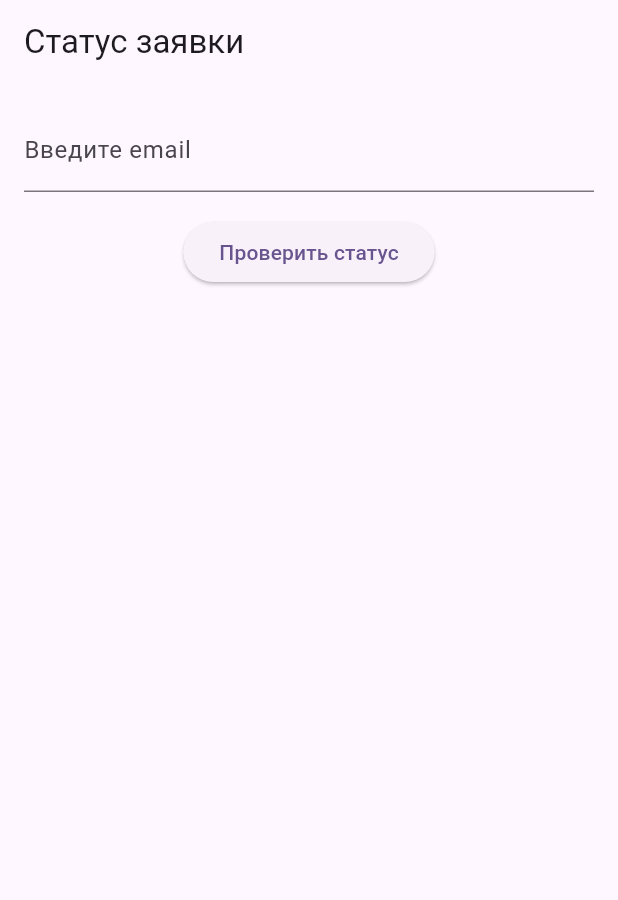
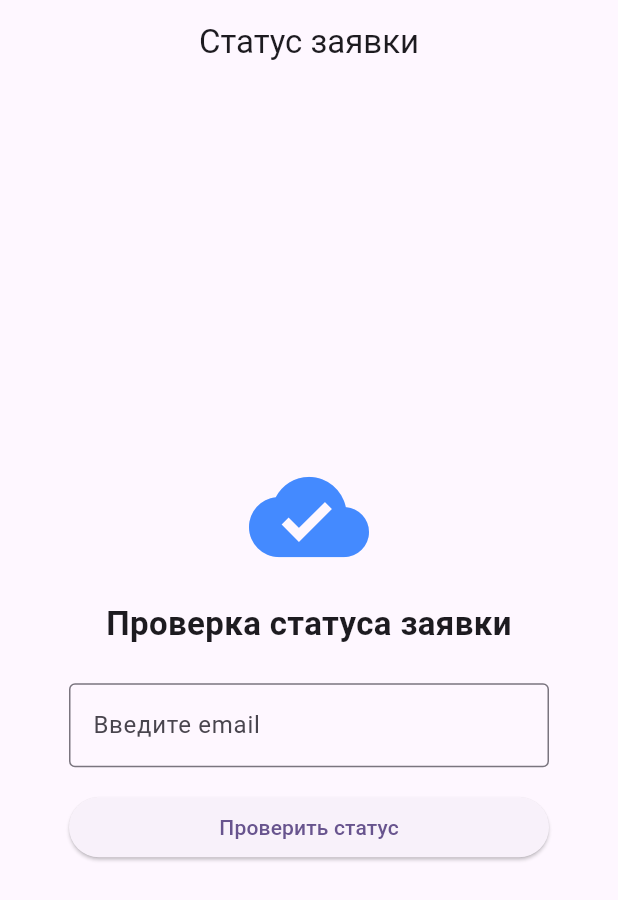
Before and after one commit to lon2graf/EduSync, a Flutter app: the RequestStatusCheckScreen screen opened by its route, on a phone screen of 412 x 824 dp. Shown: the top 900 px of the screen. Run offline on Flutter 3.47's test engine with Material 3 defaults, Android fonts, the phone set to English and light mode, and no system bars; our stand-ins replace flutter_dotenv, flutter_svg, go_router, shared_preferences, supabase_flutter; accounts and stored records are empty; project files that could hold a hidden picture were left out.

Commit message:
добавил логику для проверки наличия аккаунта после подачи заявки, мелкие редизайны

```diff
--- a/lib/screens/request_status_check_screen.dart
+++ b/lib/screens/request_status_check_screen.dart
@@ -1,6 +1,8 @@
+import 'package:edu_sync/services/education_head_servives.dart';
 import 'package:flutter/material.dart';
 import 'package:edu_sync/services/local_storage_preferences.dart';
 import 'package:edu_sync/services/using_request_services.dart';
+import 'package:go_router/go_router.dart';
 
 class RequestStatusCheckScreen extends StatefulWidget {
   const RequestStatusCheckScreen({Key? key});
@@ -44,17 +46,27 @@ class _RequestStatusCheckScreen extends State<RequestStatusCheckScreen> {
       email,
     );
 
+    if (isAccepted == true) {
+      final accountExists = await EducationHeadServives.isAccountExistByEmail(
+        email,
+      );
+
       setState(() {
         _isLoading = false;
-
-      if (isAccepted == true) {
-        _statusMessage = '✅ Ваша заявка одобрена!';
-      } else if (isAccepted == false) {
-        _statusMessage = '⏳ Заявка ещё в обработке.';
+        _statusMessage =
+            accountExists
+                ? '✅ Ваша заявка одобрена.\nУчётная запись уже существует.\nВойдите в личный кабинет руководителя.'
+                : '✅ Ваша заявка одобрена.\nВы можете зарегистрироваться как руководитель учебной части.';
+      });
     } else {
-        _statusMessage = '❗ Не удалось получить статус заявки.';
+      setState(() {
+        _isLoading = false;
+        _statusMessage =
+            isAccepted == false
+                ? '⏳ Ваша заявка в обработке. Попробуйте позже.'
+                : '❗ Не удалось получить статус заявки.\nПроверьте корректность email.';
+      });
     }
-    });
   }
 
   void _submitManual() {
@@ -67,34 +79,90 @@ class _RequestStatusCheckScreen extends State<RequestStatusCheckScreen> {
   @override
   Widget build(BuildContext context) {
     return Scaffold(
-      appBar: AppBar(title: const Text("Статус заявки")),
+      appBar: AppBar(title: const Text("Статус заявки"), centerTitle: true),
       body: Padding(
         padding: const EdgeInsets.all(16.0),
         child:
             _isLoading
                 ? const Center(child: CircularProgressIndicator())
-                : Column(
+                : Center(
+                  child: SingleChildScrollView(
+                    child: Column(
+                      mainAxisAlignment: MainAxisAlignment.center,
+                      crossAxisAlignment: CrossAxisAlignment.center,
+                      mainAxisSize: MainAxisSize.min,
                       children: [
+                        const Icon(
+                          Icons.cloud_done,
+                          size: 80,
+                          color: Colors.blueAccent,
+                        ),
+                        const SizedBox(height: 16),
+                        const Text(
+                          'Проверка статуса заявки',
+                          style: TextStyle(
+                            fontSize: 22,
+                            fontWeight: FontWeight.bold,
+                          ),
+                          textAlign: TextAlign.center,
+                        ),
+                        const SizedBox(height: 24),
+
                         if (_statusMessage != null)
                           Padding(
-                        padding: const EdgeInsets.only(bottom: 16.0),
+                            padding: const EdgeInsets.only(bottom: 24.0),
                             child: Text(
                               _statusMessage!,
                               style: const TextStyle(
                                 fontSize: 18,
                                 fontWeight: FontWeight.w500,
+                                color: Colors.black87,
+                              ),
+                              textAlign: TextAlign.center,
                             ),
                           ),
+
+                        if (_statusMessage ==
+                            '✅ Ваша заявка одобрена.\nВы можете зарегистрироваться как руководитель учебной части.')
+                          Column(
+                            children: [
+                              ElevatedButton.icon(
+                                onPressed: () {
+                                  context.go('/register-education-head');
+                                },
+                                icon: const Icon(Icons.login),
+                                label: const Text(
+                                  'Перейти к регистрации',
+                                  style: TextStyle(fontWeight: FontWeight.bold),
                                 ),
+                                style: ElevatedButton.styleFrom(
+                                  padding: const EdgeInsets.symmetric(
+                                    horizontal: 24,
+                                    vertical: 14,
+                                  ),
+                                  backgroundColor: Colors.green,
+                                ),
+                              ),
+                              const SizedBox(height: 16),
+                            ],
+                          ),
+
                         if (emailController.text.isEmpty)
-                      Form(
+                          Align(
+                            alignment: Alignment.center,
+                            child: SizedBox(
+                              width: 320, // фиксированная ширина для читаемости
+                              child: Form(
                                 key: _formKey,
                                 child: Column(
+                                  crossAxisAlignment:
+                                      CrossAxisAlignment.stretch,
                                   children: [
                                     TextFormField(
                                       controller: emailController,
                                       decoration: const InputDecoration(
                                         labelText: 'Введите email',
+                                        border: OutlineInputBorder(),
                                       ),
                                       validator: (value) {
                                         if (value == null || value.isEmpty) {
@@ -111,7 +179,11 @@ class _RequestStatusCheckScreen extends State<RequestStatusCheckScreen> {
                                   ],
                                 ),
                               ),
+                            ),
+                          ),
                       ],
+                    ),
+                  ),
                 ),
       ),
     );
```
Also changed, not shown: lib/screens/welcome_screen.dart (+64 -45 lines), lib/services/education_head_servives.dart (added, +22 -0 lines). Lines whose indentation alone changed are shown as unchanged.
